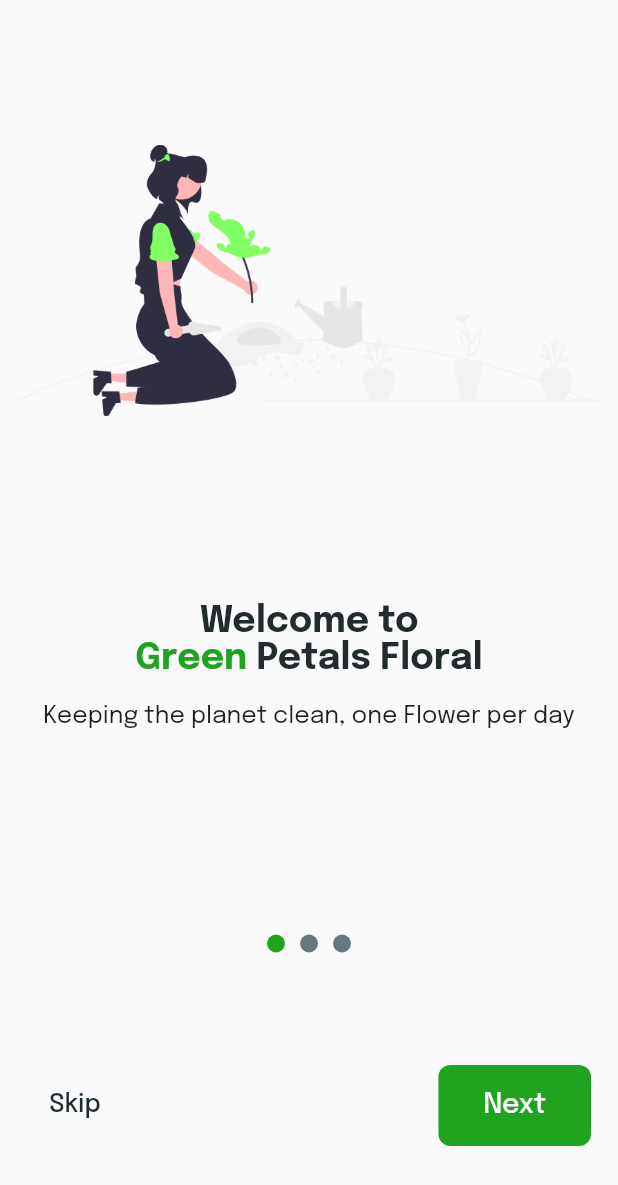
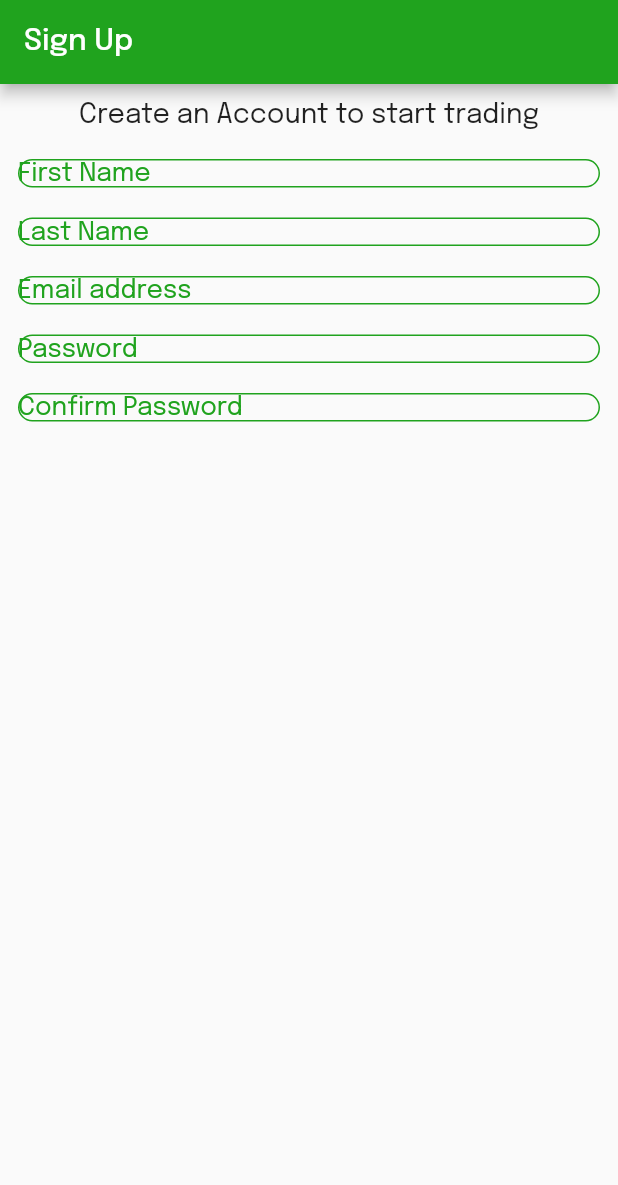
Before and after one commit to Meealley/flowershop_contd, a Flutter app: the screen it shows after launch, on a phone screen of 412 x 824 dp. Shown: the top 1185 px of the screen. Run offline on Flutter 3.47's test engine with Material 2 defaults, Android fonts, the light colour scheme and no system bars; our stand-ins replace animated_splash_screen, email_validator, google_fonts, lottie.

Commit message:
adding the register page

```diff
--- a/lib/main.dart
+++ b/lib/main.dart
@@ -1,3 +1,5 @@
+import 'package:logon/pages/login/login_page.dart';
+import 'package:logon/pages/register/register_page.dart';
 import 'package:logon/pages/splashscreen.dart';
 import 'package:logon/theme/app_colors.dart';
 import 'package:flutter/material.dart';
@@ -46,7 +48,7 @@ class MyApp extends StatelessWidget {
                 GoogleFonts.epilogue(textStyle: const TextStyle(fontSize: 14))),
       ),
       title: "Flower Shop",
-      home: const SplashScreen(),
+      home: const RegisterPage(),
     );
   }
 }
--- a/lib/pages/login/widget/body.dart
+++ b/lib/pages/login/widget/body.dart
@@ -32,7 +32,7 @@ class _BodyState extends State<Body> {
       child: Padding(
         padding: const EdgeInsets.all(13),
         child: Column(
-          crossAxisAlignment: CrossAxisAlignment.start,
+          crossAxisAlignment: CrossAxisAlignment.center,
           children: [
             const SizedBox(
               height: 2,
@@ -40,8 +40,8 @@ class _BodyState extends State<Body> {
             Text(
               "Welcome Back,👋🏻",
               style: GoogleFonts.epilogue(
-                  textStyle:
-                      const TextStyle(fontSize: 25, fontWeight: FontWeight.bold)),
+                  textStyle: const TextStyle(
+                      fontSize: 25, fontWeight: FontWeight.bold)),
             ),
             const SizedBox(
               height: 12,
--- a/lib/pages/login/widget/login_form.dart
+++ b/lib/pages/login/widget/login_form.dart
@@ -33,6 +33,9 @@ class _LoginFormState extends State<LoginForm> {
   Widget build(BuildContext context) {
     return Expanded(
         flex: 100,
+        child: SingleChildScrollView(
+          child: Padding(
+            padding: const EdgeInsets.symmetric(vertical: 8),
             child: Form(
               key: widget.formKey,
               child: Column(
@@ -51,8 +54,8 @@ class _LoginFormState extends State<LoginForm> {
                       labelText: "Email address",
                       hintText: "Enter your email address",
                       labelStyle: GoogleFonts.epilogue(
-                    textStyle:
-                        const TextStyle(fontSize: 17, color: AppConst.kGreen),
+                        textStyle: const TextStyle(
+                            fontSize: 17, color: AppConst.kGreen),
                       ),
                     ),
                     onSaved: (email) {
@@ -105,8 +108,8 @@ class _LoginFormState extends State<LoginForm> {
                       ),
                       suffixStyle: const TextStyle(color: AppConst.kGreen),
                       labelStyle: GoogleFonts.epilogue(
-                    textStyle:
-                        const TextStyle(fontSize: 17, color: AppConst.kGreen),
+                        textStyle: const TextStyle(
+                            fontSize: 17, color: AppConst.kGreen),
                       ),
                     ),
                     keyboardType: TextInputType.emailAddress,
@@ -148,6 +151,8 @@ class _LoginFormState extends State<LoginForm> {
                   const SocialMedia(),
                 ],
               ),
+            ),
+          ),
         ));
   }
 }
--- a/lib/pages/login/widget/login_register.dart
+++ b/lib/pages/login/widget/login_register.dart
@@ -1,5 +1,6 @@
 import 'package:flutter/material.dart';
 import 'package:google_fonts/google_fonts.dart';
+import 'package:logon/pages/register/register_page.dart';
 import 'package:logon/theme/app_colors.dart';
 
 class LogRegister extends StatelessWidget {
@@ -7,24 +8,35 @@ class LogRegister extends StatelessWidget {
 
   @override
   Widget build(BuildContext context) {
-    return RichText(
+    return GestureDetector(
+      onTap: () {
+        Navigator.of(context).push(
+          MaterialPageRoute(
+            builder: (context) => const RegisterPage(),
+          ),
+        );
+      },
+      child: RichText(
         textAlign: TextAlign.center,
         text: TextSpan(
           children: [
             TextSpan(
               text: 'Don\'t have an account?',
               style: GoogleFonts.epilogue(
-              textStyle: const TextStyle(fontSize: 15, color: AppConst.kBkDark),
+                textStyle:
+                    const TextStyle(fontSize: 15, color: AppConst.kBkDark),
               ),
             ),
             TextSpan(
               text: 'Register',
               style: GoogleFonts.epilogue(
-              textStyle: const TextStyle(fontSize: 15, color: AppConst.kGreen),
+                textStyle:
+                    const TextStyle(fontSize: 15, color: AppConst.kGreen),
               ),
             ),
           ],
         ),
+      ),
     );
   }
 }
--- /dev/null
+++ b/lib/pages/register/register_page.dart
@@ -0,0 +1,26 @@
+import 'package:flutter/material.dart';
+import 'package:google_fonts/google_fonts.dart';
+import 'package:logon/theme/app_colors.dart';
+
+import 'widgets/body.dart';
+
+class RegisterPage extends StatelessWidget {
+  const RegisterPage({super.key});
+
+  @override
+  Widget build(BuildContext context) {
+    return GestureDetector(
+      onTap: () => FocusManager.instance.primaryFocus?.unfocus(),
+      child: Scaffold(
+        appBar: AppBar(
+          backgroundColor: AppConst.kGreen,
+          title: Text(
+            "Sign Up",
+            style: GoogleFonts.epilogue(textStyle: TextStyle(fontSize: 20)),
+          ),
+        ),
+        body: Body(),
+      ),
+    );
+  }
+}
--- /dev/null
+++ b/lib/pages/register/widgets/body.dart
@@ -0,0 +1,35 @@
+import 'package:flutter/material.dart';
+import 'package:google_fonts/google_fonts.dart';
+import 'package:logon/pages/onboarding/widgets/onboarding_controls.dart';
+
+import 'register_form.dart';
+
+class Body extends StatelessWidget {
+  const Body({
+    super.key,
+  });
+
+  @override
+  Widget build(BuildContext context) {
+    return SingleChildScrollView(
+      child: Padding(
+        padding: const EdgeInsets.all(12.0),
+        child: Column(
+          children: [
+            Text(
+              "Create an Account to start trading",
+              style: GoogleFonts.epilogue(
+                  textStyle: TextStyle(
+                fontSize: 18,
+              )),
+            ),
+            SizedBox(
+              height: 20,
+            ),
+            RegistrationForm(),
+          ],
+        ),
+      ),
+    );
+  }
+}
--- /dev/null
+++ b/lib/pages/register/widgets/register_form.dart
@@ -0,0 +1,108 @@
+import 'package:flutter/material.dart';
+import 'package:google_fonts/google_fonts.dart';
+import 'package:logon/theme/app_colors.dart';
+
+class RegistrationForm extends StatefulWidget {
+  const RegistrationForm({
+    super.key,
+  });
+
+  @override
+  State<RegistrationForm> createState() => _RegistrationFormState();
+}
+
+class _RegistrationFormState extends State<RegistrationForm> {
+  @override
+  Widget build(BuildContext context) {
+    return Form(
+        child: Column(
+      children: [
+        TextFormField(
+          decoration: InputDecoration(
+            labelText: "First Name",
+            hintText: "Enter your first name",
+            hintStyle: GoogleFonts.epilogue(
+              textStyle: const TextStyle(
+                fontSize: 17,
+              ),
+            ),
+            labelStyle: GoogleFonts.epilogue(
+              textStyle: const TextStyle(fontSize: 17, color: AppConst.kGreen),
+            ),
+          ),
+        ),
+        SizedBox(
+          height: 20,
+        ),
+        TextFormField(
+          decoration: InputDecoration(
+            labelText: "Last Name",
+            hintText: "Enter your last name",
+            hintStyle: GoogleFonts.epilogue(
+              textStyle: const TextStyle(
+                fontSize: 17,
+              ),
+            ),
+            labelStyle: GoogleFonts.epilogue(
+              textStyle: const TextStyle(fontSize: 17, color: AppConst.kGreen),
+            ),
+          ),
+        ),
+        SizedBox(
+          height: 20,
+        ),
+        TextFormField(
+          decoration: InputDecoration(
+            labelText: "Email address",
+            hintText: "Enter your email address",
+            hintStyle: GoogleFonts.epilogue(
+              textStyle: const TextStyle(
+                fontSize: 17,
+              ),
+            ),
+            labelStyle: GoogleFonts.epilogue(
+              textStyle: const TextStyle(fontSize: 17, color: AppConst.kGreen),
+            ),
+          ),
+        ),
+        SizedBox(
+          height: 20,
+        ),
+        TextFormField(
+          decoration: InputDecoration(
+            labelText: "Password",
+            hintText: "Minimum of 6 characters",
+            hintStyle: GoogleFonts.epilogue(
+              textStyle: const TextStyle(
+                fontSize: 17,
+              ),
+            ),
+            labelStyle: GoogleFonts.epilogue(
+              textStyle: const TextStyle(fontSize: 17, color: AppConst.kGreen),
+            ),
+          ),
+        ),
+        SizedBox(
+          height: 20,
+        ),
+        TextFormField(
+          decoration: InputDecoration(
+            labelText: "Confirm Password",
+            hintText: "Confirm Password",
+            hintStyle: GoogleFonts.epilogue(
+              textStyle: const TextStyle(
+                fontSize: 17,
+              ),
+            ),
+            labelStyle: GoogleFonts.epilogue(
+              textStyle: const TextStyle(fontSize: 17, color: AppConst.kGreen),
+            ),
+          ),
+        ),
+        SizedBox(
+          height: 20,
+        ),
+      ],
+    ));
+  }
+}
```
Lines whose indentation alone changed are shown as unchanged.
